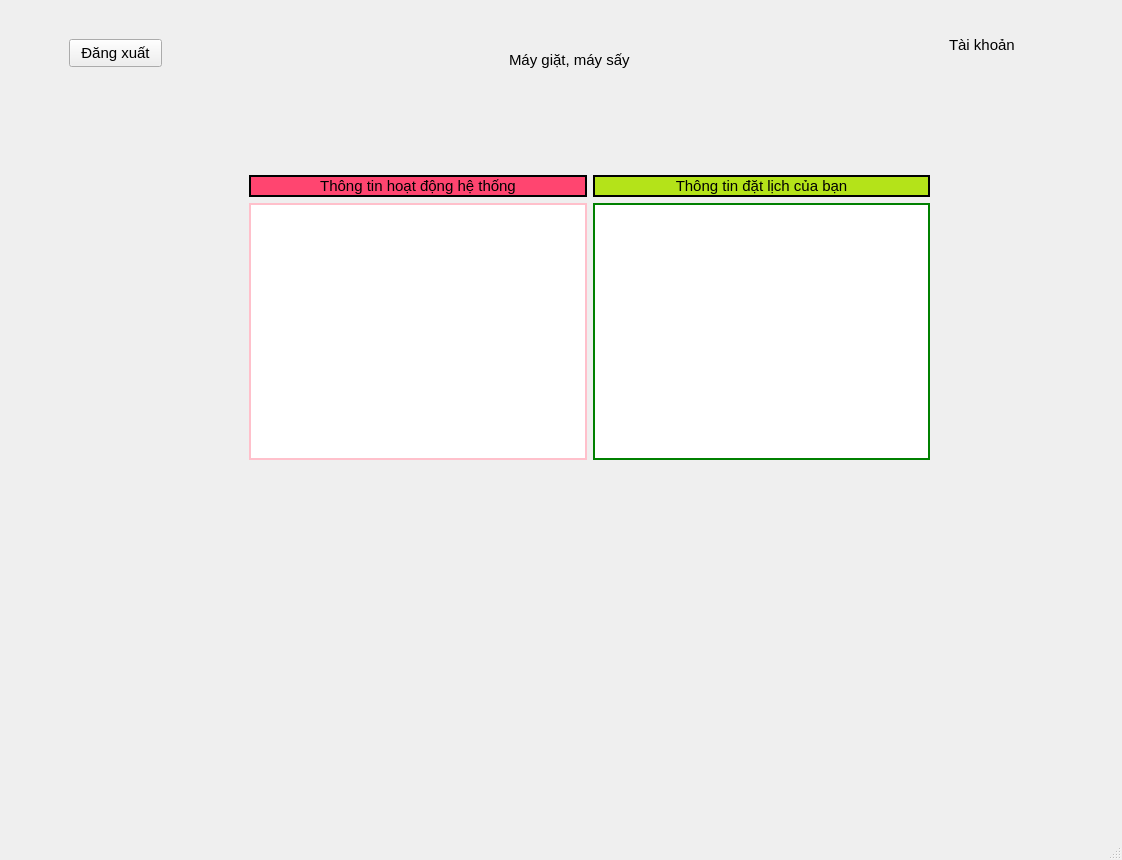
dodanglap/NCKH_PyQt_GUI, file gui_main.ui: the form before one commit.
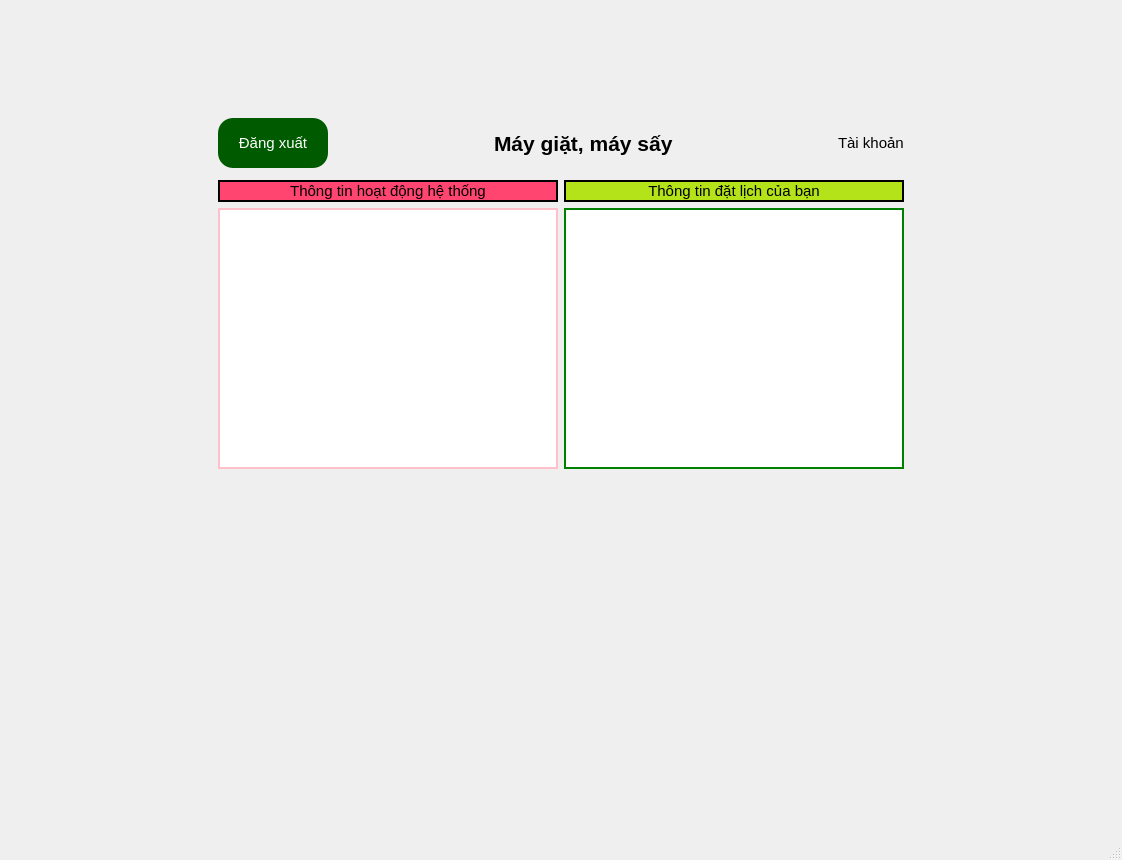
The form after the commit. The open tabs and pages were chosen to show the change.

```diff
--- a/gui_main.ui
+++ b/gui_main.ui
@@ -1664,33 +1664,126 @@
        </layout>
       </widget>
       <widget class="QWidget" name="trang_chinh">
+       <layout class="QGridLayout" name="gridLayout_6">
+        <item row="0" column="0">
+         <layout class="QGridLayout" name="gridLayout_7">
+          <item row="0" column="0">
+           <spacer name="horizontalSpacer_13">
+            <property name="orientation">
+             <enum>Qt::Horizontal</enum>
+            </property>
+            <property name="sizeType">
+             <enum>QSizePolicy::Fixed</enum>
+            </property>
+            <property name="sizeHint" stdset="0">
+             <size>
+              <width>200</width>
+              <height>20</height>
+             </size>
+            </property>
+           </spacer>
+          </item>
+          <item row="0" column="1">
+           <layout class="QVBoxLayout" name="verticalLayout_17">
+            <item>
+             <spacer name="verticalSpacer_9">
+              <property name="orientation">
+               <enum>Qt::Vertical</enum>
+              </property>
+              <property name="sizeType">
+               <enum>QSizePolicy::Minimum</enum>
+              </property>
+              <property name="sizeHint" stdset="0">
+               <size>
+                <width>20</width>
+                <height>100</height>
+               </size>
+              </property>
+             </spacer>
+            </item>
+            <item>
+             <layout class="QVBoxLayout" name="verticalLayout_16">
+              <item>
+               <layout class="QHBoxLayout" name="horizontalLayout_14">
+                <item>
+                 <widget class="QPushButton" name="btn_dx_user">
+                  <property name="minimumSize">
+                   <size>
+                    <width>110</width>
+                    <height>50</height>
+                   </size>
+                  </property>
+                  <property name="maximumSize">
+                   <size>
+                    <width>110</width>
+                    <height>50</height>
+                   </size>
+                  </property>
+                  <property name="font">
+                   <font>
+                    <pointsize>11</pointsize>
+                   </font>
+                  </property>
+                  <property name="styleSheet">
+                   <string notr="true">QPushButton {
+    background-color: rgb(0, 90, 0);
+    color: rgb(255, 255, 255);
+    border-radius: 15px;
+}
+
+QPushButton:hover {
+    background-color: green;
+}
+</string>
+                  </property>
+                  <property name="text">
+                   <string>Đăng xuất</string>
+                  </property>
+                 </widget>
+                </item>
+                <item>
+                 <spacer name="horizontalSpacer_10">
+                  <property name="orientation">
+                   <enum>Qt::Horizontal</enum>
+                  </property>
+                  <property name="sizeHint" stdset="0">
+                   <size>
+                    <width>40</width>
+                    <height>20</height>
+                   </size>
+                  </property>
+                 </spacer>
+                </item>
+                <item>
        <widget class="QLabel" name="label_12">
-        <property name="geometry">
-         <rect>
-          <x>500</x>
-          <y>30</y>
-          <width>161</width>
-          <height>41</height>
-         </rect>
-        </property>
         <property name="font">
          <font>
-          <pointsize>11</pointsize>
+                    <family>Tahoma</family>
+                    <pointsize>16</pointsize>
+                    <weight>75</weight>
+                    <bold>true</bold>
          </font>
         </property>
         <property name="text">
          <string>Máy giặt, máy sấy</string>
         </property>
        </widget>
+                </item>
+                <item>
+                 <spacer name="horizontalSpacer_12">
+                  <property name="orientation">
+                   <enum>Qt::Horizontal</enum>
+                  </property>
+                  <property name="sizeHint" stdset="0">
+                   <size>
+                    <width>40</width>
+                    <height>20</height>
+                   </size>
+                  </property>
+                 </spacer>
+                </item>
+                <item>
        <widget class="QLabel" name="lb_tk_dn">
-        <property name="geometry">
-         <rect>
-          <x>940</x>
-          <y>20</y>
-          <width>91</width>
-          <height>31</height>
-         </rect>
-        </property>
         <property name="font">
          <font>
           <pointsize>11</pointsize>
@@ -1700,28 +1793,10 @@
          <string>Tài khoản</string>
         </property>
        </widget>
-       <widget class="QPushButton" name="btn_dx_user">
-        <property name="geometry">
-         <rect>
-          <x>60</x>
-          <y>30</y>
-          <width>93</width>
-          <height>28</height>
-         </rect>
-        </property>
-        <property name="text">
-         <string>Đăng xuất</string>
-        </property>
-       </widget>
-       <widget class="QWidget" name="layoutWidget">
-        <property name="geometry">
-         <rect>
-          <x>240</x>
-          <y>160</y>
-          <width>681</width>
-          <height>291</height>
-         </rect>
-        </property>
+                </item>
+               </layout>
+              </item>
+              <item>
         <layout class="QVBoxLayout" name="verticalLayout_10">
          <item>
           <widget class="QFrame" name="fram_thiet_bi">
@@ -1810,7 +1885,46 @@
           </layout>
          </item>
         </layout>
-       </widget>
+              </item>
+             </layout>
+            </item>
+            <item>
+             <spacer name="verticalSpacer_10">
+              <property name="orientation">
+               <enum>Qt::Vertical</enum>
+              </property>
+              <property name="sizeType">
+               <enum>QSizePolicy::Expanding</enum>
+              </property>
+              <property name="sizeHint" stdset="0">
+               <size>
+                <width>20</width>
+                <height>80</height>
+               </size>
+              </property>
+             </spacer>
+            </item>
+           </layout>
+          </item>
+          <item row="0" column="2">
+           <spacer name="horizontalSpacer_14">
+            <property name="orientation">
+             <enum>Qt::Horizontal</enum>
+            </property>
+            <property name="sizeType">
+             <enum>QSizePolicy::Fixed</enum>
+            </property>
+            <property name="sizeHint" stdset="0">
+             <size>
+              <width>200</width>
+              <height>20</height>
+             </size>
+            </property>
+           </spacer>
+          </item>
+         </layout>
+        </item>
+       </layout>
       </widget>
       <widget class="QWidget" name="trang_quen_mk">
        <layout class="QGridLayout" name="gridLayout_4">
```
Left out of the diff: 9 changed lines with no effect on the pictures. Lines whose indentation alone changed are shown as unchanged.
